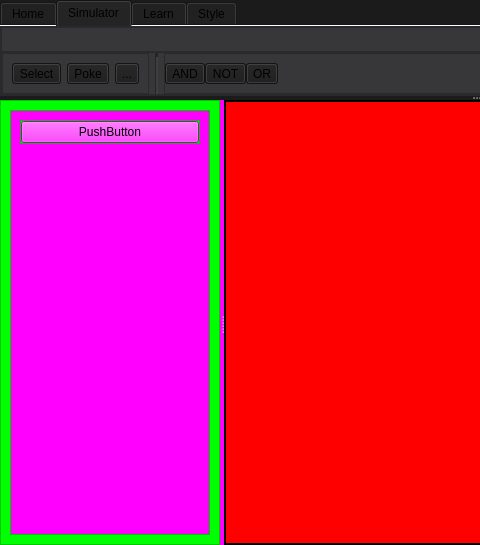
Above: src/ui/mainwindow.ui from karbysCantCode/ELCS before the change; both pictures show x 0 to 480 and y 0 to 545 of the 960 by 545 pixel window. Below: the same form after it.
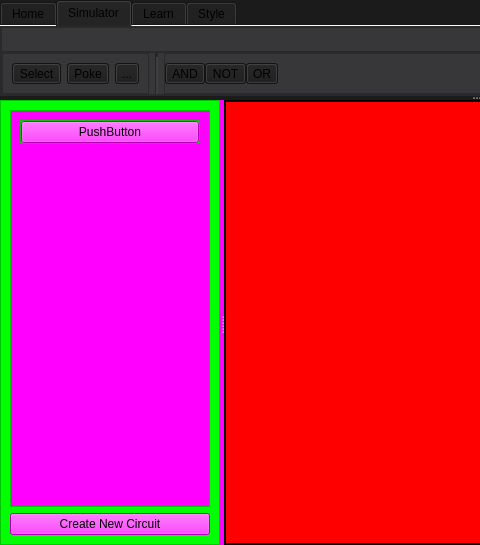
That is the form after the change. The open tabs and pages were chosen to show the change. Icons and pictures are not drawn. Custom widgets are drawn as their Qt base class.

Diff of the .ui file:
```diff
--- a/src/ui/mainwindow.ui
+++ b/src/ui/mainwindow.ui
@@ -1240,7 +1240,7 @@
                <property name="frameShadow">
                 <enum>QFrame::Shadow::Raised</enum>
                </property>
-               <layout class="QHBoxLayout" name="horizontalLayout_21">
+               <layout class="QVBoxLayout" name="verticalLayout_8">
                 <item>
                  <widget class="QScrollArea" name="scrollArea_2">
                   <property name="widgetResizable">
@@ -1251,8 +1251,8 @@
                     <rect>
                      <x>0</x>
                      <y>0</y>
-                     <width>176</width>
-                     <height>76</height>
+                     <width>198</width>
+                     <height>391</height>
                     </rect>
                    </property>
                    <layout class="QVBoxLayout" name="verticalLayout_11">
@@ -1320,6 +1320,13 @@
                   </widget>
                  </widget>
                 </item>
+                <item>
+                 <widget class="QPushButton" name="createNewCircuitButton">
+                  <property name="text">
+                   <string>Create New Circuit</string>
+                  </property>
+                 </widget>
+                </item>
                </layout>
               </widget>
               <widget class="QFrame" name="frame_6">
```
Left out of the diff: 12 changed lines with no effect on the pictures.
